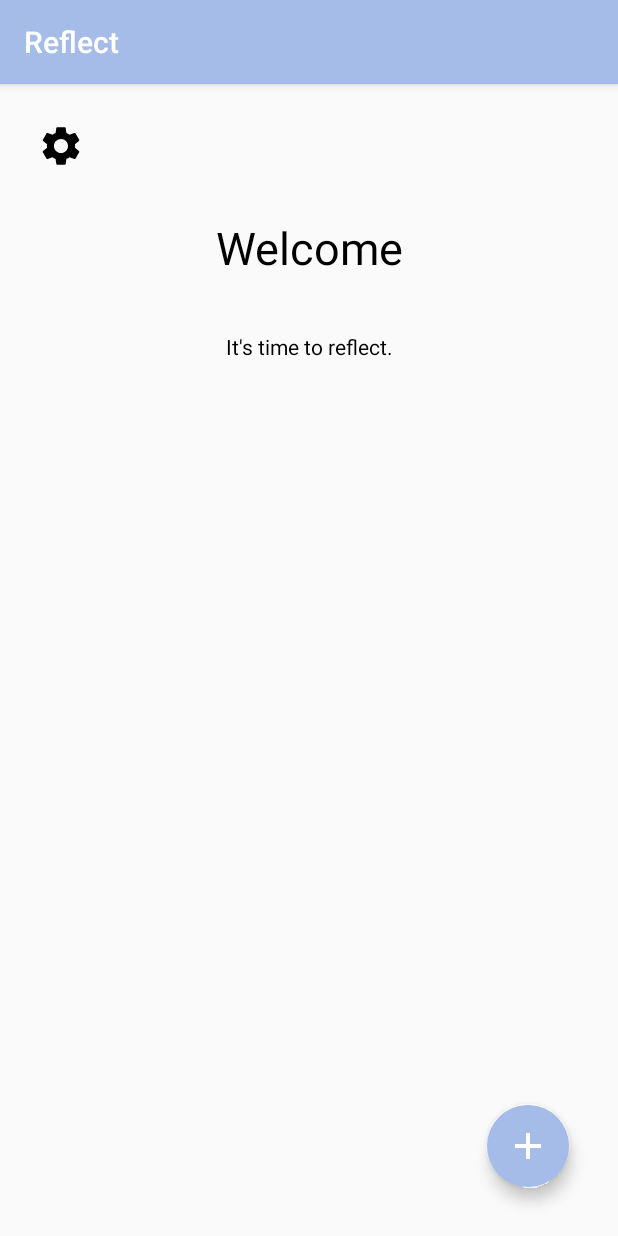
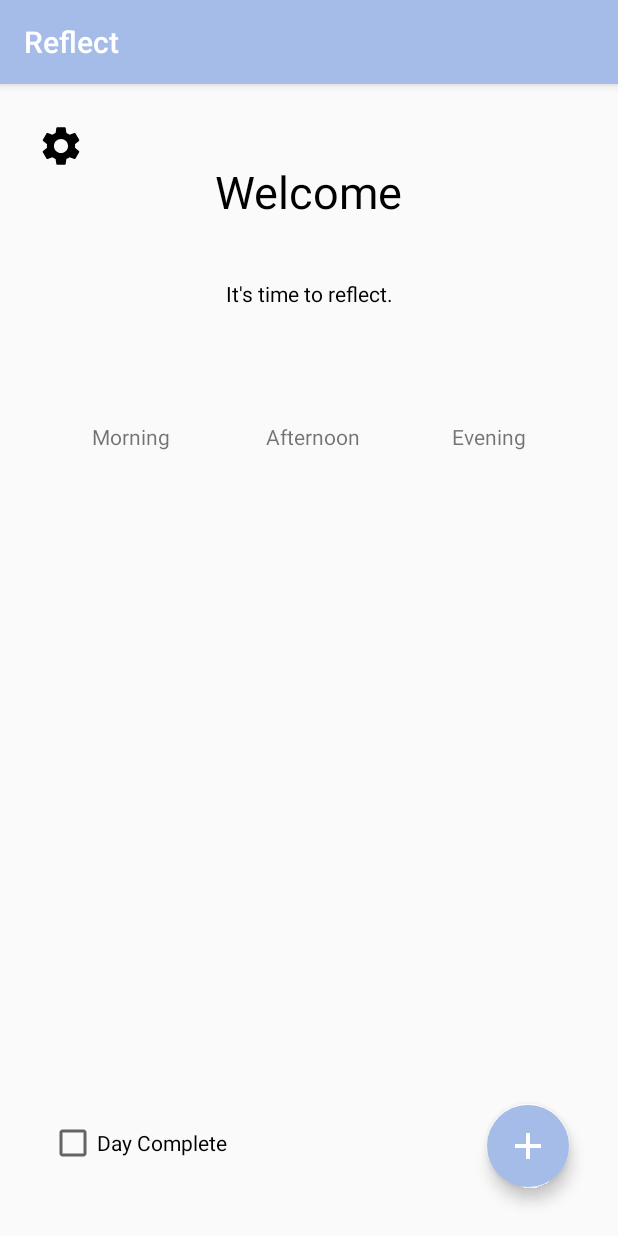
Before and after one commit to caroline-gschwend/Reflect-App, an Android app: the screen it shows after launch (MoodEntryListActivity), on a phone screen of 412 x 824 dp. Run offline under Robolectric (Android 15) with nearby library versions, the phone set to English and light mode, and no system bars; 2 statements that could not run were skipped.

Commit message:
add "start new day" feature that adds 3 empty moodEntries and the disables the button

```diff
--- a/app/src/main/java/reflect/todolistactivity/MoodEntryListFragment.java
+++ b/app/src/main/java/reflect/todolistactivity/MoodEntryListFragment.java
@@ -12,10 +12,13 @@ import android.view.LayoutInflater;
 import android.view.View;
 import android.view.ViewGroup;
 import android.widget.BaseAdapter;
+import android.widget.Button;
 import android.widget.GridView;
 import android.widget.TextView;
+import android.widget.Toast;
 
 import com.example.reflect.manifests.R;
+import com.google.android.material.floatingactionbutton.FloatingActionButton;
 
 import java.text.DateFormat;
 import java.text.SimpleDateFormat;
@@ -89,13 +92,23 @@ public class MoodEntryListFragment extends Fragment implements MoodEntryListCont
         // Set up tasks view
         GridView gridView = (GridView) root.findViewById(R.id.rvToDoList);
         gridView.setAdapter(mMoodEntryItemsAdapter);
+        final FloatingActionButton newDay = root.findViewById(R.id.btnNewDay);
         //Find button and set onClickMethod to add a New ToDoItem
-        root.findViewById(R.id.btnNewMoodEntry).setOnClickListener(new View.OnClickListener() {
+        newDay.setOnClickListener(new View.OnClickListener() {
             @Override
             public void onClick(View view) {
+                //start new day - add 3 blank days, then disable button.
                 mPresenter.addNewMoodEntryItem();
+                mPresenter.addNewMoodEntryItem();
+                mPresenter.addNewMoodEntryItem();
+                Toast.makeText(getContext(),
+                        "Start Day", Toast.LENGTH_SHORT)
+                        .show();
+                mPresenter.loadMoodEntryItems();
+                newDay.setEnabled(false);
             }
         });
+
         return root;
     }
 
--- a/app/src/main/java/reflect/todolistactivity/MoodEntryListPresenter.java
+++ b/app/src/main/java/reflect/todolistactivity/MoodEntryListPresenter.java
@@ -2,6 +2,8 @@ package reflect.todolistactivity;
 
 import android.app.Activity;
 import android.util.Log;
+
+import com.example.reflect.manifests.R;
 
 import androidx.annotation.NonNull;
 import reflect.data.MoodEntryItem;
@@ -49,11 +51,12 @@ public class MoodEntryListPresenter implements MoodEntryListContract.Presenter {
     public void addNewMoodEntryItem() {
         //Create stub ToDoItem with temporary data
         MoodEntryItem item = new MoodEntryItem();
-        item.setColor(0);
+        item.setColor(R.color.black);
         item.setContent("Content");
-        item.setMood("Mood");
+        item.setMood("Incomplete");
+        createToDoItem(item);
         //Show AddEditToDoItemActivity with a create request and temporary item
-        mToDoItemView.showAddEditToDoItem(item, CREATE_TODO_REQUEST);
+       // mToDoItemView.showAddEditToDoItem(item, CREATE_TODO_REQUEST);
     }
 
     @Override
--- a/app/src/main/res/layout/activity_add_view_mood_entry_item.xml
+++ b/app/src/main/res/layout/activity_add_view_mood_entry_item.xml
@@ -14,7 +14,7 @@
         android:layout_marginEnd="20dp"
         android:layout_marginStart="20dp"
         android:layout_marginTop="17dp"
-        android:background="@color/lightYellow"
+        android:background="@color/colorPrimary"
         android:text="@string/enter_mood"
         android:textColor="#FFFFFF"
         app:layout_constraintBottom_toBottomOf="parent"
--- a/app/src/main/res/layout/fragment_mood_entry_list.xml
+++ b/app/src/main/res/layout/fragment_mood_entry_list.xml
@@ -13,6 +13,19 @@
         android:layout_height="match_parent"
         android:scrollbars="vertical">
 
+        <CheckBox
+            android:id="@+id/cbComplete"
+            android:layout_width="wrap_content"
+            android:layout_height="wrap_content"
+            android:layout_marginEnd="150dp"
+            android:layout_marginStart="10dp"
+            android:clickable="false"
+            android:text="@string/day_complete"
+            app:layout_constraintBottom_toBottomOf="parent"
+            app:layout_constraintEnd_toStartOf="@+id/btnNewDay"
+            app:layout_constraintStart_toStartOf="parent"
+            app:layout_constraintTop_toBottomOf="@+id/rvToDoList" />
+
         <ImageButton
             android:id="@+id/imageButton"
             android:layout_width="49dp"
@@ -27,56 +40,91 @@
             app:layout_constraintTop_toTopOf="parent" />
 
         <TextView
-            android:id="@+id/tvReflectText"
-            android:layout_width="wrap_content"
-            android:layout_height="wrap_content"
-            android:layout_marginBottom="10dp"
-            android:layout_marginEnd="172dp"
-            android:layout_marginStart="181dp"
-            android:layout_marginTop="10dp"
-            android:text="@string/it_s_time_to_reflect"
-            android:textColor="#000000"
-            app:layout_constraintBottom_toTopOf="@+id/rvToDoList"
-            app:layout_constraintEnd_toEndOf="parent"
-            app:layout_constraintHorizontal_bias="0.592"
-            app:layout_constraintStart_toStartOf="parent"
-            app:layout_constraintTop_toBottomOf="@+id/textView" />
-
-        <TextView
             android:id="@+id/textView"
             android:layout_width="wrap_content"
             android:layout_height="wrap_content"
             android:layout_marginBottom="2dp"
-            android:layout_marginEnd="198dp"
-            android:layout_marginStart="155dp"
-            android:layout_marginTop="64dp"
+            android:layout_marginEnd="200dp"
+            android:layout_marginStart="200dp"
+            android:layout_marginTop="20dp"
             android:text="@string/welcome"
             android:textColor="#000000"
             android:textSize="30sp"
             app:layout_constraintBottom_toTopOf="@+id/tvReflectText"
             app:layout_constraintEnd_toEndOf="parent"
-            app:layout_constraintHorizontal_bias="0.179"
+            app:layout_constraintHorizontal_bias="0.5"
+            app:layout_constraintStart_toEndOf="@+id/imageButton"
             app:layout_constraintStart_toStartOf="parent"
             app:layout_constraintTop_toTopOf="parent" />
 
+        <TextView
+            android:id="@+id/tvReflectText"
+            android:layout_width="wrap_content"
+            android:layout_height="wrap_content"
+            android:layout_marginBottom="60dp"
+            android:layout_marginEnd="200dp"
+            android:layout_marginStart="200dp"
+            android:layout_marginTop="5dp"
+            android:text="@string/it_s_time_to_reflect"
+            android:textColor="#000000"
+            app:layout_constraintBottom_toTopOf="@+id/rvToDoList"
+            app:layout_constraintEnd_toEndOf="parent"
+            app:layout_constraintHorizontal_bias="0.5"
+            app:layout_constraintStart_toStartOf="parent"
+            app:layout_constraintTop_toBottomOf="@+id/textView" />
+
+        <TextView
+            android:id="@+id/tvMorning"
+            android:layout_width="54dp"
+            android:layout_height="20dp"
+            android:layout_marginBottom="5dp"
+            android:text="Morning"
+            app:layout_constraintBottom_toTopOf="@+id/rvToDoList"
+            app:layout_constraintEnd_toStartOf="@+id/tvAfternoon"
+            app:layout_constraintHorizontal_bias="0.5"
+            app:layout_constraintStart_toStartOf="parent" />
+
+        <TextView
+            android:id="@+id/tvAfternoon"
+            android:layout_width="wrap_content"
+            android:layout_height="wrap_content"
+            android:layout_marginBottom="5dp"
+            android:text="Afternoon"
+            app:layout_constraintBottom_toTopOf="@+id/rvToDoList"
+            app:layout_constraintEnd_toStartOf="@+id/tvEvening"
+            app:layout_constraintHorizontal_bias="0.5"
+            app:layout_constraintStart_toEndOf="@+id/tvMorning"
+            app:layout_constraintTop_toTopOf="@+id/tvMorning" />
+
+        <TextView
+            android:id="@+id/tvEvening"
+            android:layout_width="wrap_content"
+            android:layout_height="wrap_content"
+            android:layout_marginBottom="5dp"
+            android:text="Evening"
+            app:layout_constraintBottom_toTopOf="@+id/rvToDoList"
+            app:layout_constraintEnd_toEndOf="parent"
+            app:layout_constraintHorizontal_bias="0.5"
+            app:layout_constraintStart_toEndOf="@+id/tvAfternoon"
+            app:layout_constraintTop_toTopOf="@+id/tvAfternoon" />
+
         <android.widget.GridView
             android:id="@+id/rvToDoList"
-            android:layout_width="358dp"
-            android:layout_height="421dp"
+            android:layout_width="361dp"
+            android:layout_height="393dp"
             android:layout_marginBottom="5dp"
             android:layout_marginEnd="20dp"
             android:layout_marginStart="20dp"
             android:layout_marginTop="10dp"
-            android:columnWidth="70dp"
             android:fastScrollEnabled="true"
-            android:numColumns="auto_fit"
-            app:layout_constraintBottom_toTopOf="@+id/btnNewMoodEntry"
+            android:numColumns="3"
+            app:layout_constraintBottom_toTopOf="@+id/btnNewDay"
             app:layout_constraintEnd_toEndOf="parent"
             app:layout_constraintStart_toStartOf="parent"
             app:layout_constraintTop_toBottomOf="@+id/tvReflectText" />
 
         <com.google.android.material.floatingactionbutton.FloatingActionButton
-            android:id="@+id/btnNewMoodEntry"
+            android:id="@+id/btnNewDay"
             android:layout_width="wrap_content"
             android:layout_height="wrap_content"
             android:layout_marginBottom="32dp"
--- a/app/src/main/res/layout/mood_entry_item_layout.xml
+++ b/app/src/main/res/layout/mood_entry_item_layout.xml
@@ -9,7 +9,7 @@
 
     <TextView
         android:id="@+id/tvItemColor"
-        android:layout_width="60dp"
+        android:layout_width="95dp"
         android:layout_height="81dp"
         android:layout_marginBottom="10dp"
         android:layout_marginEnd="10dp"
@@ -18,7 +18,7 @@
         android:gravity="center"
         android:textAlignment="center"
         android:textColor="#FFFFFF"
-        android:textSize="12sp"
+        android:textSize="14sp"
         app:layout_constraintBottom_toBottomOf="parent"
         app:layout_constraintEnd_toEndOf="parent"
         app:layout_constraintHorizontal_bias="0.025"
--- a/app/src/main/res/values/colors.xml
+++ b/app/src/main/res/values/colors.xml
@@ -11,4 +11,5 @@
     <color name="lightYellow">#cbcca8</color>
     <color name="darkPink">#9F6EC9</color>
     <color name="lightPink">#ffbbda</color>
+    <color name="black">#000000</color>
 </resources>
--- a/app/src/main/res/values/strings.xml
+++ b/app/src/main/res/values/strings.xml
@@ -8,6 +8,7 @@
     <string name="enter_mood">Enter Mood</string>
     <string name="what_caused_you_to_feel_this_way">What caused you to feel this way?</string>
     <string name="mood_color">Mood Color</string>
+    <string name="day_complete">Day Complete</string>
     <string-array name="spinnerChoices">
         <item>Enraged</item>
         <item>Panicked</item>
```
